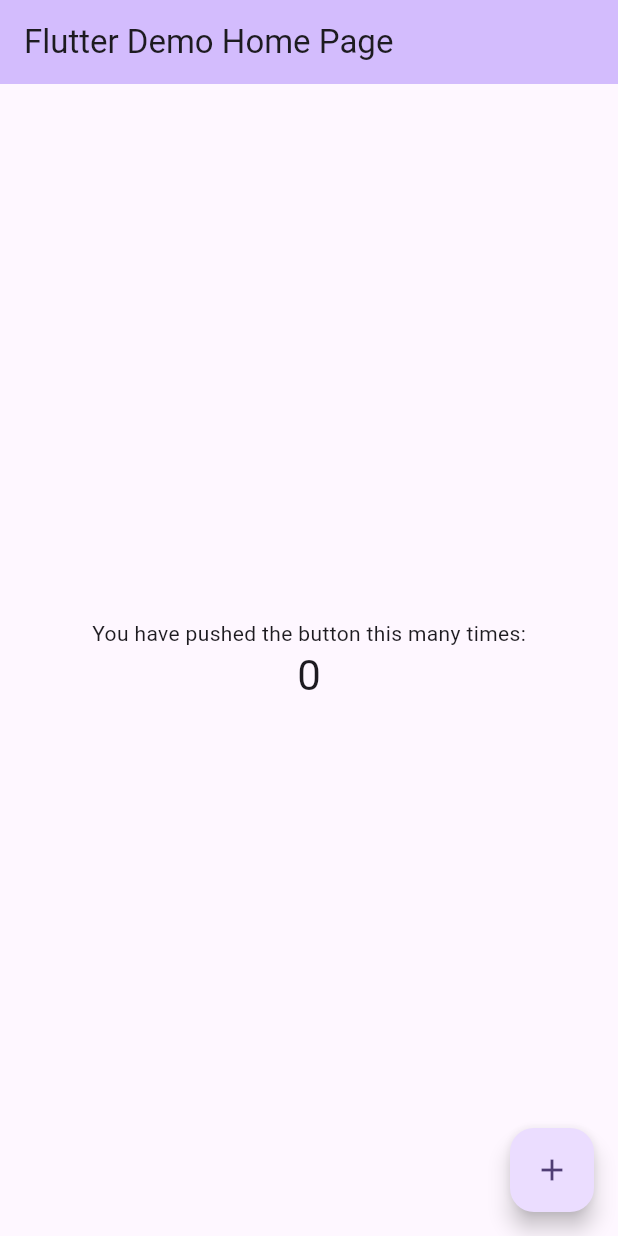
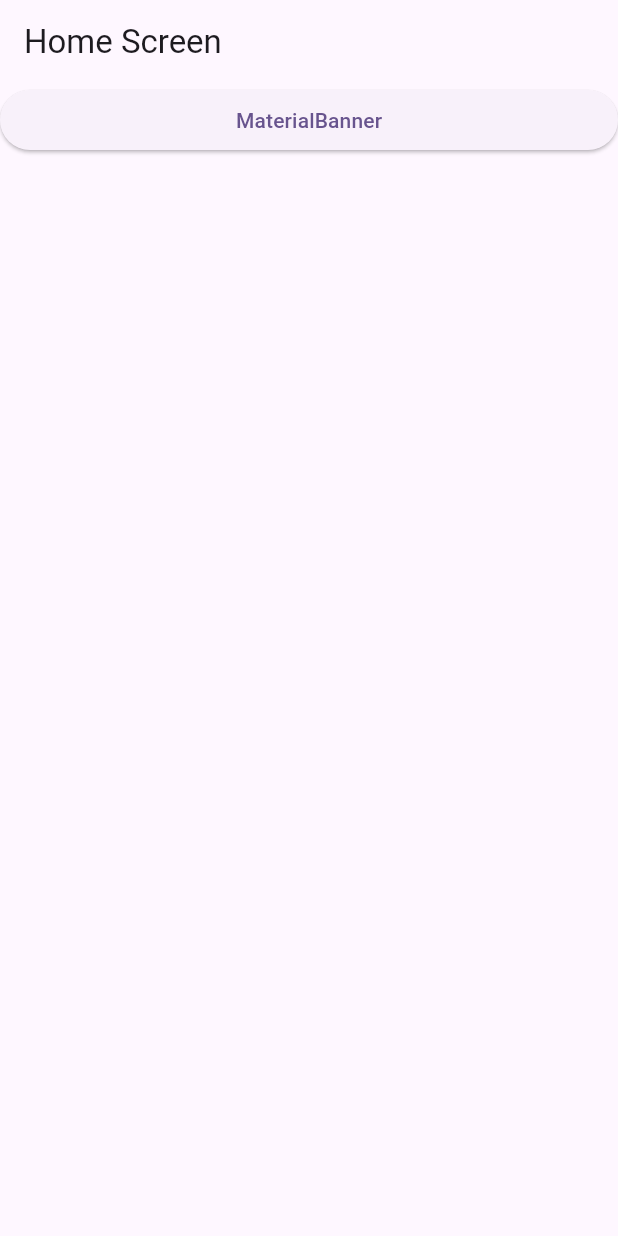
Before and after one commit to shinung-han/best_flutter_widgets, a Flutter app: the screen it shows after launch, on a phone screen of 412 x 824 dp. Run offline on Flutter 3.47's test engine with Material 2 defaults, Android fonts, the light colour scheme and no system bars.

Commit message:
MaterialBanner

```diff
--- a/lib/main.dart
+++ b/lib/main.dart
@@ -1,3 +1,4 @@
+import 'package:best_flutter_widgets/screens/home_screen.dart';
 import 'package:flutter/material.dart';
 
 void main() {
@@ -13,113 +14,10 @@ class MyApp extends StatelessWidget {
     return MaterialApp(
       title: 'Flutter Demo',
       theme: ThemeData(
-        // This is the theme of your application.
-        //
-        // TRY THIS: Try running your application with "flutter run". You'll see
-        // the application has a blue toolbar. Then, without quitting the app,
-        // try changing the seedColor in the colorScheme below to Colors.green
-        // and then invoke "hot reload" (save your changes or press the "hot
-        // reload" button in a Flutter-supported IDE, or press "r" if you used
-        // the command line to start the app).
-        //
-        // Notice that the counter didn't reset back to zero; the application
-        // state is not lost during the reload. To reset the state, use hot
-        // restart instead.
-        //
-        // This works for code too, not just values: Most code changes can be
-        // tested with just a hot reload.
         colorScheme: ColorScheme.fromSeed(seedColor: Colors.deepPurple),
         useMaterial3: true,
       ),
-      home: const MyHomePage(title: 'Flutter Demo Home Page'),
+      home: const HomeScreen(),
     );
   }
 }
-
-class MyHomePage extends StatefulWidget {
-  const MyHomePage({super.key, required this.title});
-
-  // This widget is the home page of your application. It is stateful, meaning
-  // that it has a State object (defined below) that contains fields that affect
-  // how it looks.
-
-  // This class is the configuration for the state. It holds the values (in this
-  // case the title) provided by the parent (in this case the App widget) and
-  // used by the build method of the State. Fields in a Widget subclass are
-  // always marked "final".
-
-  final String title;
-
-  @override
-  State<MyHomePage> createState() => _MyHomePageState();
-}
-
-class _MyHomePageState extends State<MyHomePage> {
-  int _counter = 0;
-
-  void _incrementCounter() {
-    setState(() {
-      // This call to setState tells the Flutter framework that something has
-      // changed in this State, which causes it to rerun the build method below
-      // so that the display can reflect the updated values. If we changed
-      // _counter without calling setState(), then the build method would not be
-      // called again, and so nothing would appear to happen.
-      _counter++;
-    });
-  }
-
-  @override
-  Widget build(BuildContext context) {
-    // This method is rerun every time setState is called, for instance as done
-    // by the _incrementCounter method above.
-    //
-    // The Flutter framework has been optimized to make rerunning build methods
-    // fast, so that you can just rebuild anything that needs updating rather
-    // than having to individually change instances of widgets.
-    return Scaffold(
-      appBar: AppBar(
-        // TRY THIS: Try changing the color here to a specific color (to
-        // Colors.amber, perhaps?) and trigger a hot reload to see the AppBar
-        // change color while the other colors stay the same.
-        backgroundColor: Theme.of(context).colorScheme.inversePrimary,
-        // Here we take the value from the MyHomePage object that was created by
-        // the App.build method, and use it to set our appbar title.
-        title: Text(widget.title),
-      ),
-      body: Center(
-        // Center is a layout widget. It takes a single child and positions it
-        // in the middle of the parent.
-        child: Column(
-          // Column is also a layout widget. It takes a list of children and
-          // arranges them vertically. By default, it sizes itself to fit its
-          // children horizontally, and tries to be as tall as its parent.
-          //
-          // Column has various properties to control how it sizes itself and
-          // how it positions its children. Here we use mainAxisAlignment to
-          // center the children vertically; the main axis here is the vertical
-          // axis because Columns are vertical (the cross axis would be
-          // horizontal).
-          //
-          // TRY THIS: Invoke "debug painting" (choose the "Toggle Debug Paint"
-          // action in the IDE, or press "p" in the console), to see the
-          // wireframe for each widget.
-          mainAxisAlignment: MainAxisAlignment.center,
-          children: <Widget>[
-            const Text(
-              'You have pushed the button this many times:',
-            ),
-            Text(
-              '$_counter',
-              style: Theme.of(context).textTheme.headlineMedium,
-            ),
-          ],
-        ),
-      ),
-      floatingActionButton: FloatingActionButton(
-        onPressed: _incrementCounter,
-        tooltip: 'Increment',
-        child: const Icon(Icons.add),
-      ), // This trailing comma makes auto-formatting nicer for build methods.
-    );
-  }
-}
--- /dev/null
+++ b/lib/screens/home_screen.dart
@@ -0,0 +1,29 @@
+import 'package:best_flutter_widgets/screens/material_banner_screen.dart';
+import 'package:flutter/material.dart';
+
+class HomeScreen extends StatelessWidget {
+  const HomeScreen({super.key});
+
+  @override
+  Widget build(BuildContext context) {
+    return Scaffold(
+      appBar: AppBar(
+        title: const Text('Home Screen'),
+      ),
+      body: ListView(
+        children: [
+          ElevatedButton(
+            onPressed: () {
+              Navigator.of(context).push(
+                MaterialPageRoute(
+                  builder: (_) => const MaterialBannerScreen(),
+                ),
+              );
+            },
+            child: const Text('MaterialBanner'),
+          ),
+        ],
+      ),
+    );
+  }
+}
```
Also changed, not shown: lib/layout/default_layout.dart (added, +27 -0 lines), lib/screens/material_banner_screen.dart (added, +46 -0 lines).
